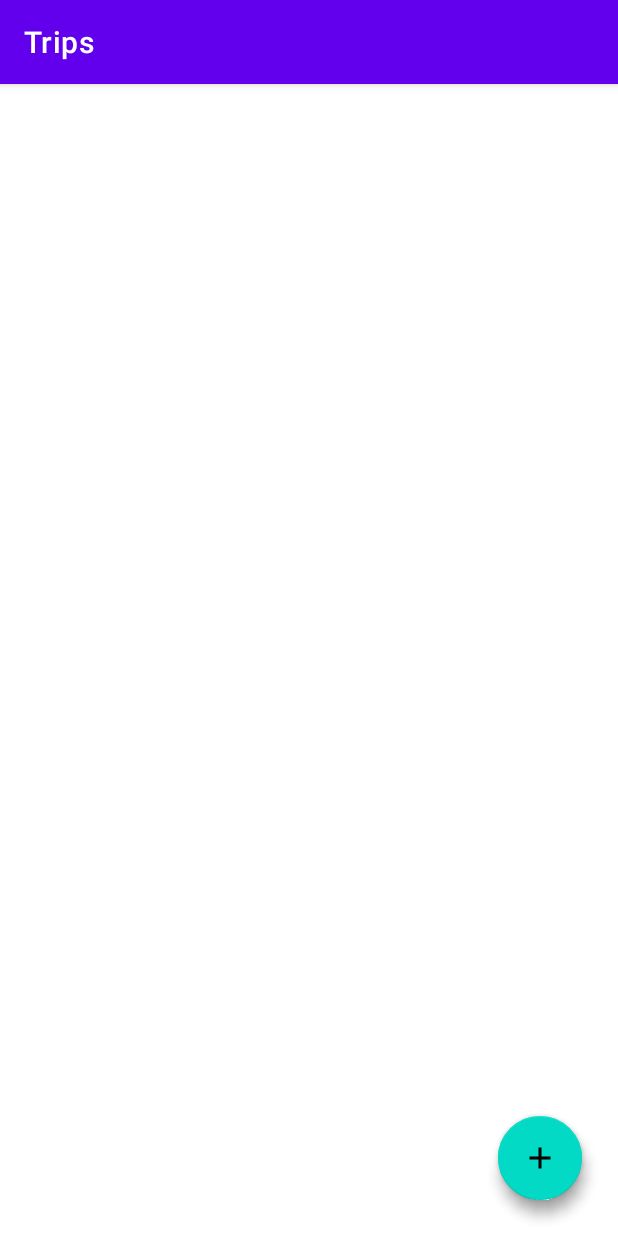
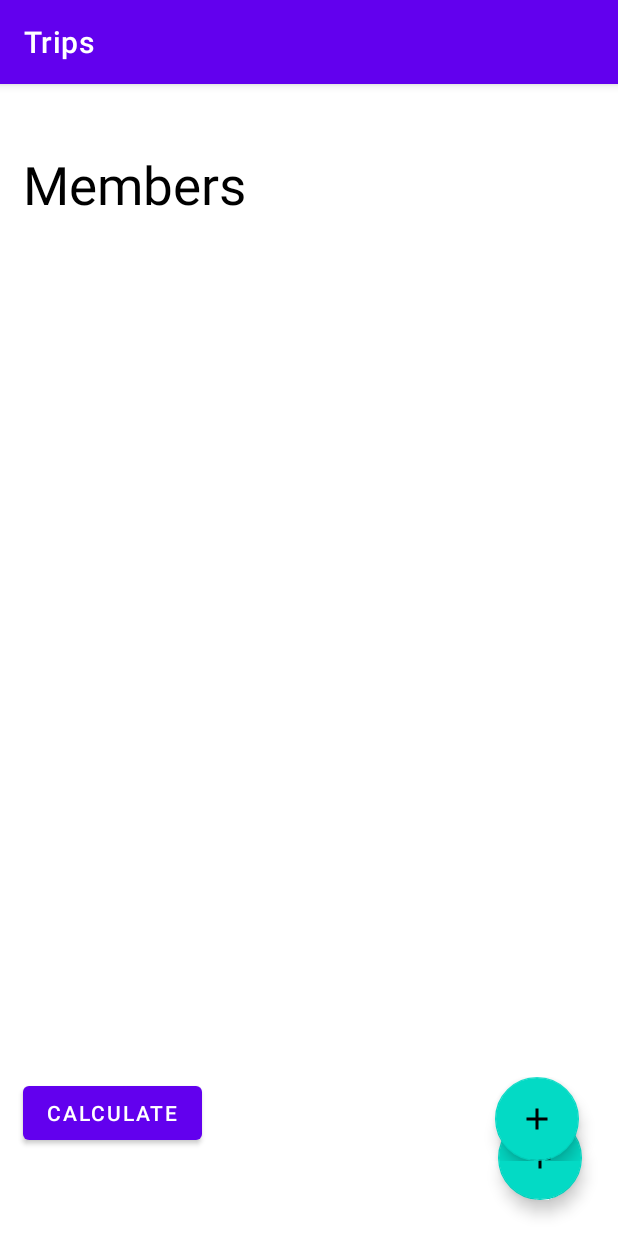
Before and after one commit to Ishankr21/Divide-bills, an Android app: the fragment ParticulatTrip placed in its activity, on a phone screen of 412 x 824 dp. Run offline under Robolectric (Android 15) with nearby library versions, the phone set to English and light mode, and no system bars; our stand-ins replace Room's generated code, navigation-ui; 15 statements that could not run were skipped.

Commit message:
second commit

```diff
--- a/app/src/main/java/com/example/splitter/Adapter/TripAdapter.kt
+++ b/app/src/main/java/com/example/splitter/Adapter/TripAdapter.kt
@@ -51,6 +51,10 @@ class TripAdapter:RecyclerView.Adapter<TripAdapter.TripsViewHolder>() {
         arrList.addAll(newList)
         notifyDataSetChanged()
     }
+    fun getTrip(pos:Int):Trip
+    {
+        return arrList[pos];
+    }
 
 
 }
--- a/app/src/main/java/com/example/splitter/DAO/MemberDao.kt
+++ b/app/src/main/java/com/example/splitter/DAO/MemberDao.kt
@@ -1,10 +1,7 @@
 package com.example.splitter.DAO
 
 import androidx.lifecycle.LiveData
-import androidx.room.Dao
-import androidx.room.Insert
-import androidx.room.OnConflictStrategy
-import androidx.room.Query
+import androidx.room.*
 import com.example.splitter.entities.Members
 import com.example.splitter.entities.Trip
 
@@ -14,7 +11,14 @@ interface MemberDao {
     suspend fun insertMember(member: Members)
 
     //Trying to get list of members with particular trip_id using this function
-    @Query("SELECT * FROM Members WHERE trip_id = :x")
-    fun getAllMembers(x:Int) : LiveData<List<Members>>
+    @Query("Select * from Members where trip_id=:id")
+    suspend fun getSelectedMembers(id: Int):List<Members>
+    @Query("SELECT * FROM Members order by id asc ")
+    fun getAllMembers() : LiveData<List<Members>>
+    @Delete
+    suspend fun deleteMember(member: Members)
+    @Update
+    suspend fun updateUser(member: Members)
+
 
 }
--- a/app/src/main/java/com/example/splitter/DAO/TripDao.kt
+++ b/app/src/main/java/com/example/splitter/DAO/TripDao.kt
@@ -1,11 +1,9 @@
 package com.example.splitter.DAO
 
 import androidx.lifecycle.LiveData
-import androidx.room.Dao
-import androidx.room.Insert
-import androidx.room.OnConflictStrategy
-import androidx.room.Query
+import androidx.room.*
 import com.example.splitter.entities.Trip
+import kotlinx.coroutines.flow.Flow
 
 @Dao
 interface TripDao {
@@ -13,8 +11,13 @@ interface TripDao {
 
     @Insert(onConflict = OnConflictStrategy.IGNORE)
     suspend fun insertUsers(trip:Trip)
-    @Query("SELECT * FROM Trip ORDER BY tid ASC")
+    @Query("SELECT * FROM Trip order by tid ASC")
     fun getAllTrips() : LiveData<List<Trip>>
+    @Query("SELECT * FROM trip WHERE trip_name LIKE :searchQuery")
+    fun searchDatabase(searchQuery: String): Flow<List<Trip>>
+    @Delete
+    suspend fun deleteTrip(trip:Trip)
+
 
 
 }
--- a/app/src/main/java/com/example/splitter/Fragment/MainActivity.kt
+++ b/app/src/main/java/com/example/splitter/Fragment/MainActivity.kt
@@ -17,4 +17,5 @@ class MainActivity : AppCompatActivity() {
         val navController=findNavController(R.id.fragment)
         return navController.navigateUp() || super.onSupportNavigateUp()
     }
+
 }
--- a/app/src/main/java/com/example/splitter/Fragment/ParticulatTrip.kt
+++ b/app/src/main/java/com/example/splitter/Fragment/ParticulatTrip.kt
@@ -1,17 +1,24 @@
 package com.example.splitter.Fragment
 
+import android.R
 import android.os.Bundle
 import android.view.LayoutInflater
 import android.view.View
 import android.view.ViewGroup
 import androidx.fragment.app.Fragment
+import androidx.fragment.app.FragmentTransaction
 import androidx.lifecycle.ViewModelProvider
 import androidx.navigation.fragment.findNavController
 import androidx.navigation.fragment.navArgs
+import androidx.recyclerview.widget.ItemTouchHelper
 import androidx.recyclerview.widget.LinearLayoutManager
+import androidx.recyclerview.widget.RecyclerView
 import com.example.splitter.Adapter.MemberAdapter
+import com.example.splitter.SwipeToDelete
 import com.example.splitter.ViewModel.MemberViewModel
 import com.example.splitter.databinding.FragmentParticulatTripBinding
+import com.example.splitter.entities.Members
+import java.lang.reflect.Member
 
 
 class ParticulatTrip : Fragment() {
@@ -26,29 +33,55 @@ class ParticulatTrip : Fragment() {
     ): View? {
         _binding = FragmentParticulatTripBinding.inflate(inflater, container, false)
         val view = binding.root
-        adapter= MemberAdapter()
+        adapter= MemberAdapter(args.currentUser)
         binding.MembersRecyclerView.adapter=adapter
         binding.MembersRecyclerView.layoutManager=LinearLayoutManager(requireContext())
 
-        //yahan pe viewmodel mai id pass kar rahe h...pata nhi sahi tareeka h ki nhi
+
         viewModel= ViewModelProvider(this).get(
             MemberViewModel(
-                this.requireActivity().application,
-                args.currentUser.tid
+                this.requireActivity().application
             )::class.java
         )
         viewModel.allMembers.observe(viewLifecycleOwner, { Members ->
-            adapter.updateUI(Members)
+            var temp:MutableList<Members> = mutableListOf()
+
+            for(i in Members)
+            {
+                if(i.kid==args.currentUser.tid)
+                    temp.add(i)
+
+            }
+            adapter.updateUI(temp)
 
         })
+
+        binding.btnCalc.setOnClickListener {
+            val action=ParticulatTripDirections.actionParticulatTripToCalculateFragment(args.currentUser)
+            findNavController().navigate(action)
+        }
         binding.fabAddMember.setOnClickListener {
+
+
+
             val action=ParticulatTripDirections.actionParticulatTripToAddNameFragment(args.currentUser)
             findNavController().navigate(action)
         }
+
+        val obj= object : SwipeToDelete(requireContext(),0, ItemTouchHelper.LEFT)
+        {
+            override fun onSwiped(viewHolder: RecyclerView.ViewHolder, direction: Int) {
+                viewModel.deleteMember(adapter.getMember(viewHolder.adapterPosition))
+            }
+        }
+        val itemTouchHelper=ItemTouchHelper(obj)
+        itemTouchHelper.attachToRecyclerView(binding.MembersRecyclerView)
 
         return view
     }
 
 
 
+
+
 }
--- a/app/src/main/res/layout/fragment_particulat_trip.xml
+++ b/app/src/main/res/layout/fragment_particulat_trip.xml
@@ -5,28 +5,56 @@
     android:layout_width="match_parent"
     android:layout_height="match_parent"
     tools:context=".Fragment.ParticulatTrip">
-
+    <TextView
+        android:layout_width="match_parent"
+        android:layout_height="wrap_content"
+        android:text="Members"
+        android:textSize="35sp"
+        android:textColor="@color/black"
+        android:layout_margin="15dp"
+        android:id="@+id/txttitle"
+        app:layout_constraintTop_toTopOf="parent"
+        app:layout_constraintLeft_toLeftOf="parent"
+        app:layout_constraintRight_toRightOf="parent"
+        app:layout_constraintBottom_toTopOf="@+id/MembersRecyclerView"/>
     <androidx.recyclerview.widget.RecyclerView
         android:id="@+id/MembersRecyclerView"
         android:layout_width="match_parent"
-        android:layout_height="match_parent"
-        app:layout_constraintBottom_toBottomOf="parent"
+        android:layout_height="500dp"
+        app:layout_constraintBottom_toTopOf="@+id/llbtns"
         app:layout_constraintEnd_toEndOf="parent"
 
         app:layout_constraintStart_toStartOf="parent"
-        app:layout_constraintTop_toTopOf="parent"
+        app:layout_constraintTop_toBottomOf="@+id/txttitle"
         />
+<LinearLayout
+    android:layout_width="match_parent"
+    android:layout_height="wrap_content"
+    android:orientation="horizontal"
+    android:id="@+id/llbtns"
+    app:layout_constraintLeft_toLeftOf="parent"
+    app:layout_constraintRight_toRightOf="parent"
+    android:layout_marginBottom="50dp"
+    app:layout_constraintBottom_toBottomOf="parent">
+    <Button
+        android:layout_width="wrap_content"
+        android:layout_height="wrap_content"
+        android:text="CALCULATE"
+        android:layout_marginLeft="15dp"
+        android:layout_marginRight="150dp"
+        android:id="@+id/btnCalc"/>
+
 
     <com.google.android.material.floatingactionbutton.FloatingActionButton
         android:id="@+id/fabAddMember"
         android:layout_width="wrap_content"
         android:layout_height="wrap_content"
-        android:layout_marginEnd="24dp"
-        android:layout_marginBottom="24dp"
+        android:layout_marginLeft="45dp"
         android:focusable="true"
+
         android:clickable="true"
         android:src="@drawable/ic_add"
-        app:layout_constraintBottom_toBottomOf="parent"
-        app:layout_constraintEnd_toEndOf="parent" />
+          />
+</LinearLayout>
 
 </androidx.constraintlayout.widget.ConstraintLayout>
--- a/app/src/main/res/navigation/my_nav.xml
+++ b/app/src/main/res/navigation/my_nav.xml
@@ -40,6 +40,12 @@
         <argument
             android:name="currentUser"
             app:argType="com.example.splitter.entities.Trip" />
+        <action
+            android:id="@+id/action_particulatTrip_to_addExpense"
+            app:destination="@id/addExpense" />
+        <action
+            android:id="@+id/action_particulatTrip_to_calculateFragment"
+            app:destination="@id/calculateFragment" />
     </fragment>
     <fragment
         android:id="@+id/addNameFragment"
@@ -53,4 +59,28 @@
             android:name="currentUser"
             app:argType="com.example.splitter.entities.Trip" />
     </fragment>
+    <fragment
+        android:id="@+id/addExpense"
+        android:name="com.example.splitter.AddExpense"
+        android:label="fragment_add_expense"
+        tools:layout="@layout/fragment_add_expense" >
+        <argument
+            android:name="currentMember"
+            app:argType="com.example.splitter.entities.Members" />
+        <action
+            android:id="@+id/action_addExpense_to_particulatTrip"
+            app:destination="@id/particulatTrip" />
+        <argument
+            android:name="currentUser"
+            app:argType="com.example.splitter.entities.Trip" />
+    </fragment>
+    <fragment
+        android:id="@+id/calculateFragment"
+        android:name="com.example.splitter.CalculateFragment"
+        android:label="fragment_calculate"
+        tools:layout="@layout/fragment_calculate" >
+        <argument
+            android:name="currentUser"
+            app:argType="com.example.splitter.entities.Trip" />
+    </fragment>
 </navigation>
```
Also changed, not shown: app/src/main/java/com/example/splitter/Adapter/MemberAdapter.kt (+17 -4 lines), app/src/main/java/com/example/splitter/Fragment/AddNameFragment.kt (+5 -3 lines), app/src/main/java/com/example/splitter/Fragment/TripsFragment.kt (+46 -5 lines), app/src/main/java/com/example/splitter/Repository/MemberRepositiry.kt (+15 -2 lines), app/src/main/java/com/example/splitter/Repository/TripRepository.kt (+8 -0 lines), app/src/main/java/com/example/splitter/ViewModel/MemberViewModel.kt (+18 -3 lines), app/src/main/java/com/example/splitter/ViewModel/TripViewModel.kt (+10 -0 lines), app/src/main/java/com/example/splitter/entities/Members.kt (+6 -1 lines).
